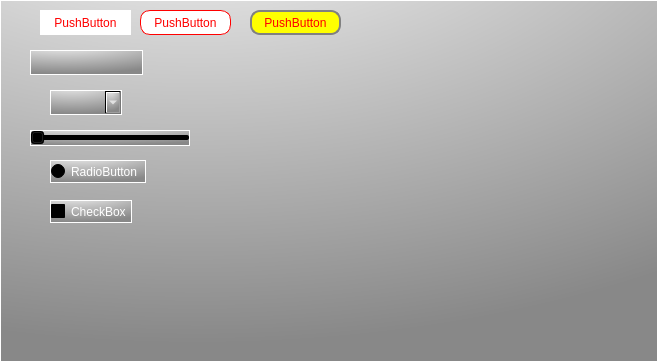
Evgeniyone/fitrstQTwithCSS, file mainwindow.ui: the form before one commit.
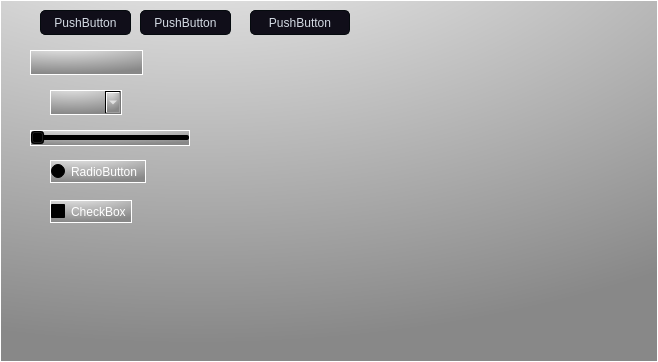
The form after the commit.

Commit message: css button

Patch:
```diff
--- a/mainwindow.ui
+++ b/mainwindow.ui
@@ -20,24 +20,46 @@
  border: 1px solid #ffffff;
 }
 
-QPushButton {
-    color: red;
-    border: 0px;
-    padding: 0 8px;
-    background: white;
+ QPushButton{
+	border-style: solid;
+	border-color: #050a0e;
+	border-width: 1px;
+	border-radius: 5px;
+	color: #d3dae3;
+	padding: 2px;
+	background-color: #100E19;
 }
-
-QPushButton#pushButton_2 {
-    border: 1px solid red;
-    border-radius: 10px;
+QPushButton::default{
+	border-style: solid;
+	border-color: #050a0e;
+	border-width: 1px;
+	border-radius: 5px;
+	color: #FFFFFF;
+	padding: 2px;
+	background-color: #151a1e;
 }
-QPushButton#pushButton_3 {
- border: 2px solid gray;
- border-radius: 10px;
- padding: 0 8px;
- background: yellow;
+QPushButton:hover{
+	border-style: solid;
+	border-top-color: qlineargradient(spread:pad, x1:0, y1:1, x2:1, y2:1, stop:0 #C0DB50, stop:0.4 #C0DB50, stop:0.5 #100E19, stop:1 #100E19);
+    border-bottom-color: qlineargradient(spread:pad, x1:0, y1:1, x2:1, y2:1, stop:0 #100E19, stop:0.5 #100E19, stop:0.6 #C0DB50, stop:1 #C0DB50);
+    border-left-color: qlineargradient(spread:pad, x1:0, y1:0, x2:0, y2:1, stop:0 #C0DB50, stop:0.3 #C0DB50, stop:0.7 #100E19, stop:1 #100E19);
+    border-right-color: qlineargradient(spread:pad, x1:0, y1:1, x2:0, y2:0, stop:0 #C0DB50, stop:0.3 #C0DB50, stop:0.7 #100E19, stop:1 #100E19);
+	border-width: 2px;
+    border-radius: 1px;
+	color: #d3dae3;
+	padding: 2px;
 }
-
+QPushButton:pressed{
+	border-style: solid;
+	border-top-color: qlineargradient(spread:pad, x1:0, y1:1, x2:1, y2:1, stop:0 #d33af1, stop:0.4 #d33af1, stop:0.5 #100E19, stop:1 #100E19);
+    border-bottom-color: qlineargradient(spread:pad, x1:0, y1:1, x2:1, y2:1, stop:0 #100E19, stop:0.5 #100E19, stop:0.6 #d33af1, stop:1 #d33af1);
+    border-left-color: qlineargradient(spread:pad, x1:0, y1:0, x2:0, y2:1, stop:0 #d33af1, stop:0.3 #d33af1, stop:0.7 #100E19, stop:1 #100E19);
+    border-right-color: qlineargradient(spread:pad, x1:0, y1:1, x2:0, y2:0, stop:0 #d33af1, stop:0.3 #d33af1, stop:0.7 #100E19, stop:1 #100E19);
+	border-width: 2px;
+    border-radius: 1px;
+	color: #d3dae3;
+	padding: 2px;
+}
 </string>
   </property>
   <widget class="QWidget" name="centralwidget">
@@ -131,7 +153,7 @@
      <rect>
       <x>250</x>
       <y>10</y>
-      <width>91</width>
+      <width>100</width>
       <height>25</height>
      </rect>
     </property>
```
